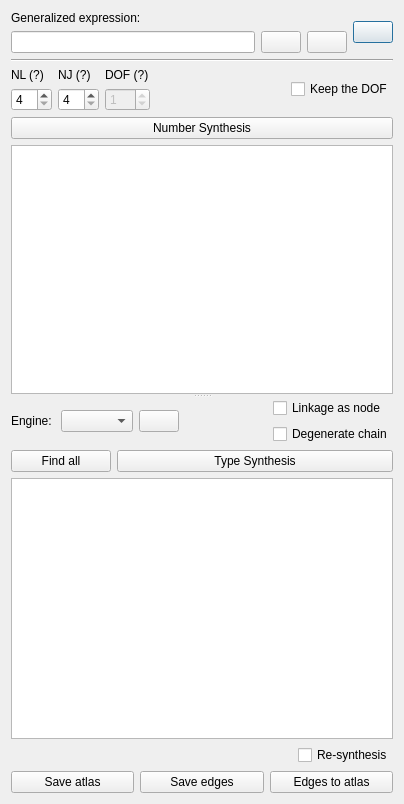
KmolYuan/Pyslvs-UI, file core/synthesis/NumberAndTypeSynthesis/Permutations.ui: the form before one commit.
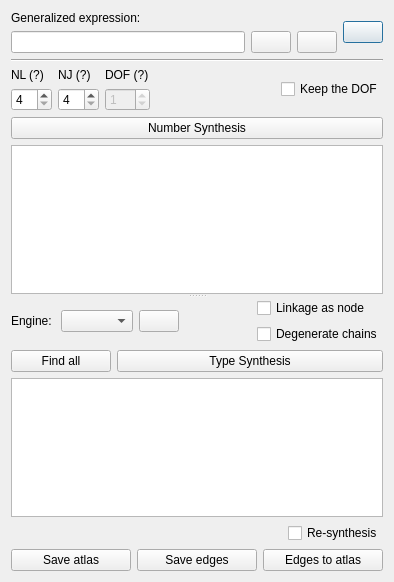
The form after the commit. Icons and pictures are not drawn.

Diff of the .ui file:
```diff
--- a/core/synthesis/NumberAndTypeSynthesis/Permutations.ui
+++ b/core/synthesis/NumberAndTypeSynthesis/Permutations.ui
@@ -6,8 +6,8 @@
    <rect>
     <x>0</x>
     <y>0</y>
-    <width>404</width>
-    <height>804</height>
+    <width>394</width>
+    <height>582</height>
    </rect>
   </property>
   <property name="windowTitle">
@@ -278,7 +278,7 @@
               <string>Keep degenerate chains in the result.</string>
              </property>
              <property name="text">
-              <string>Degenerate chain</string>
+              <string>Degenerate chains</string>
              </property>
             </widget>
            </item>
```
